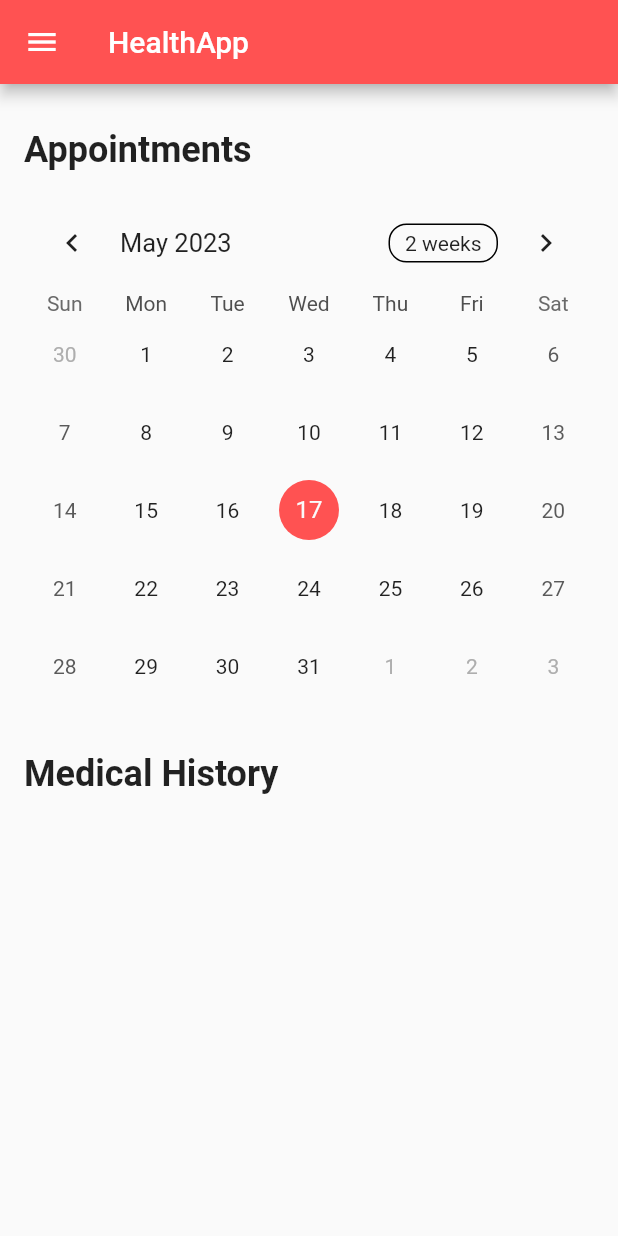
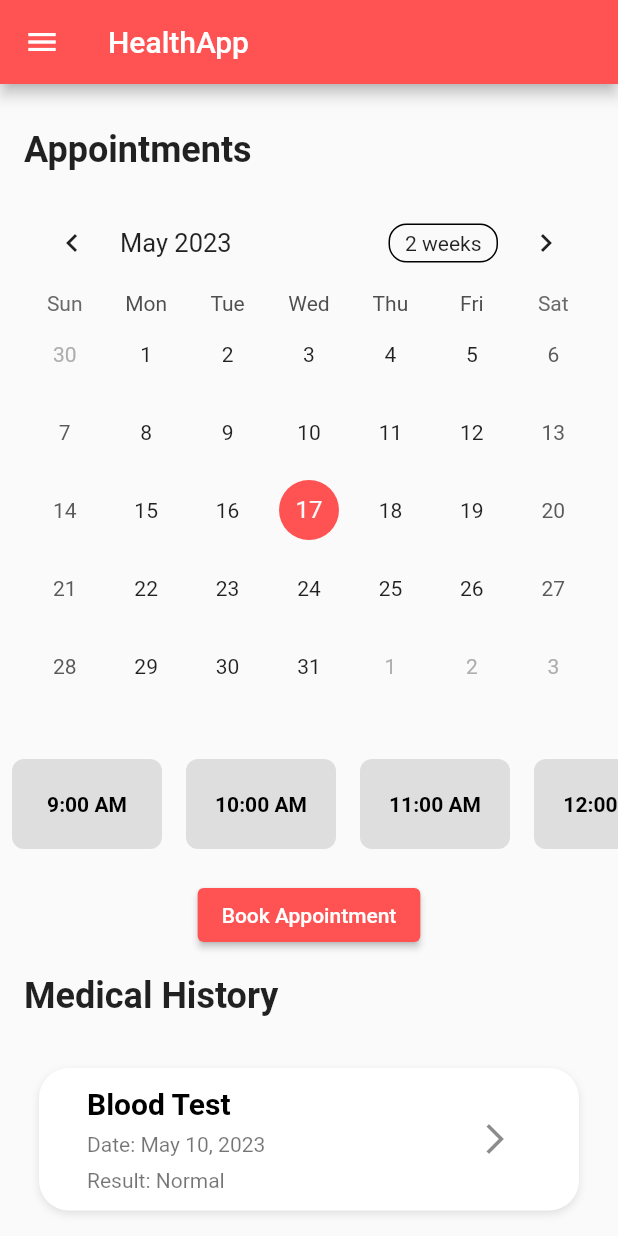
Before and after one commit to Hekatoncheire/hacknheal, a Flutter app: the HomePage screen opened directly, on a phone screen of 412 x 824 dp. Run offline on Flutter 3.47's test engine with Material 2 defaults, Android fonts, the phone set to English and light mode, and no system bars; drawn by our look-alikes of table_calendar.

Commit message:
Homepage improved

```diff
--- a/lib/screens/HomeScreen.dart
+++ b/lib/screens/HomeScreen.dart
@@ -10,6 +10,41 @@ class _HomePageState extends State<HomePage> {
   CalendarFormat _calendarFormat = CalendarFormat.month;
   DateTime _selectedDay = DateTime.now();
   DateTime _focusedDay = DateTime.now();
+
+  int _selectedIndex = -1;
+
+  List<String> timePoints = [
+    '9:00 AM',
+    '10:00 AM',
+    '11:00 AM',
+    '12:00 PM',
+    '1:00 PM',
+    '2:00 PM',
+    '3:00 PM',
+    '4:00 PM',
+    '5:00 PM',
+    '6:00 PM',
+    '7:00 PM',
+    '8:00 PM',
+  ];
+  final List<Examination> examinations = [
+    Examination(
+      title: 'Blood Test',
+      date: 'May 10, 2023',
+      result: 'Normal',
+    ),
+    Examination(
+      title: 'X-Ray',
+      date: 'May 5, 2023',
+      result: 'No abnormalities found',
+    ),
+    Examination(
+      title: 'MRI Scan',
+      date: 'April 28, 2023',
+      result: 'Minor ligament tear',
+    ),
+    // Add more examinations as needed
+  ];
 
   @override
   Widget build(BuildContext context) {
@@ -37,8 +72,9 @@ class _HomePageState extends State<HomePage> {
           ],
         ),
       ),
-      body: SingleChildScrollView(
-        child: Column(
+      body: ListView(
+        children: [
+          Column(
             crossAxisAlignment: CrossAxisAlignment.start,
             children: [
               Padding(
@@ -87,6 +123,57 @@ class _HomePageState extends State<HomePage> {
                 ),
               ),
               // Add appointment details section
+              SizedBox(height: 20),
+              // Time points list
+              SizedBox(
+                height: 60,
+                child: ListView.builder(
+                  scrollDirection: Axis.horizontal,
+                  itemCount: timePoints.length,
+                  itemBuilder: (context, index) {
+                    final timePoint = timePoints[index];
+                    final isSelected = index == _selectedIndex;
+
+                    return GestureDetector(
+                      onTap: () {
+                        setState(() {
+                          _selectedIndex = index;
+                        });
+                      },
+                      child: Container(
+                        width: 100,
+                        margin: EdgeInsets.symmetric(horizontal: 8),
+                        decoration: BoxDecoration(
+                          color: isSelected ? Colors.redAccent : Colors.grey.withOpacity(0.3),
+                          borderRadius: BorderRadius.circular(8),
+                        ),
+                        child: Center(
+                          child: Text(
+                            timePoint,
+                            style: TextStyle(
+                              color: isSelected ? Colors.white : Colors.black,
+                              fontWeight: FontWeight.bold,
+                            ),
+                          ),
+                        ),
+                      ),
+                    );
+                  },
+                ),
+              ),
+              SizedBox(height: 20),
+              // Button for appointment detail
+              Center(
+                child: ElevatedButton(
+                  onPressed: () {
+                    // Navigate to appointment detail page
+                  },
+                  child: Text('Book Appointment'),
+                  style: ElevatedButton.styleFrom(
+                    primary: Colors.redAccent,
+                  ),
+                ),
+              ),
               Padding(
                 padding: EdgeInsets.all(16.0),
                 child: Text(
@@ -94,9 +181,74 @@ class _HomePageState extends State<HomePage> {
                   style: TextStyle(fontSize: 24.0, fontWeight: FontWeight.bold),
                 ),
               ),
+              Container(
+                padding: EdgeInsets.symmetric(vertical: 8, horizontal: 16),
+                child: ListView.builder(
+                  physics: NeverScrollableScrollPhysics(),
+                  shrinkWrap: true,
+                  itemCount: examinations.length,
+                  itemBuilder: (context, index) {
+                    final examination = examinations[index];
+
+                    return Container(
+                      padding: EdgeInsets.symmetric(vertical: 8, horizontal: 16),
+                      margin: EdgeInsets.all(10),
+                      decoration: BoxDecoration(
+                        borderRadius: BorderRadius.circular(20),
+                        color: Colors.white,
+                        boxShadow: [
+                          BoxShadow(
+                            color: Colors.black.withOpacity(0.1),
+                            offset: Offset(0, 2),
+                            blurRadius: 4,
+                          )
+                        ]
+                      ),
+                      child: Center(
+                        child: ListTile(
+                          subtitle: Row(
+                            children: [
+                              Column(
+                                crossAxisAlignment: CrossAxisAlignment.start,
+                                children: [
+                                  Text(examination.title, style: TextStyle(fontWeight: FontWeight.bold, color: Colors.black, fontSize: 20),),
+                                  SizedBox(height: 8,),
+                                  Text('Date: ${examination.date}'),
+                                  SizedBox(height: 8),
+                                  Text('Result: ${examination.result}'),
                                 ],
                               ),
+                              IconButton(onPressed: () {}, icon: Icon(Icons.arrow_forward_ios))
+                            ],
+                            mainAxisAlignment: MainAxisAlignment.spaceBetween,
+                            crossAxisAlignment: CrossAxisAlignment.center,
+                          ),
+                          // Add more customization to the list tile as needed
+                        ),
+                      ),
+                    );
+                  },
+                ),
+              ),
+              Center(
+                  child: ElevatedButton(
+                    onPressed: () {},
+                    child: Text('View all history'),
+                    style: ElevatedButton.styleFrom(primary: Colors.redAccent),
+                  )
+              )
+            ],
+          ),
+        ],
       ),
     );
   }
 }
+
+class Examination {
+  final String title;
+  final String date;
+  final String result;
+
+  Examination({required this.title, required this.date, required this.result});
+}
```
Lines whose indentation alone changed are shown as unchanged.
